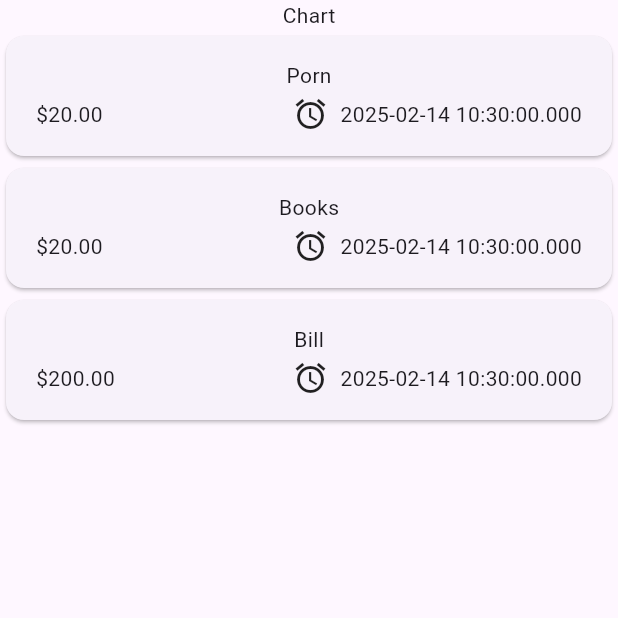
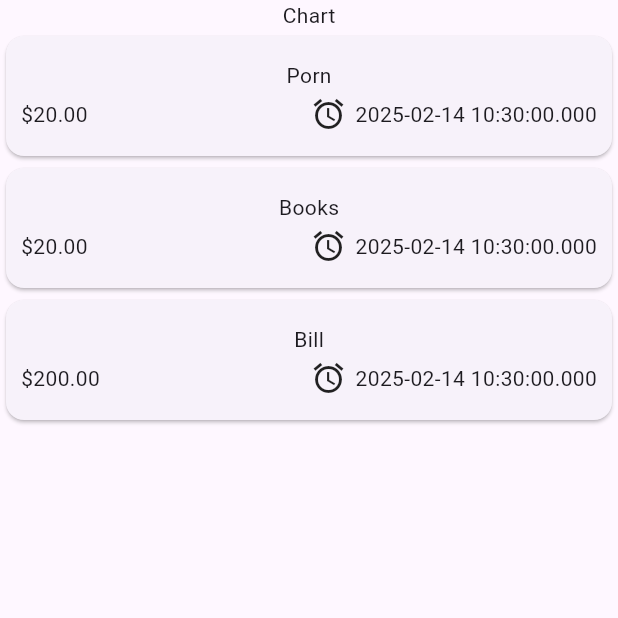
Before and after one commit to Quduis/EXPENSESAPP, a Flutter app: the screen it shows after launch, on a phone screen of 412 x 824 dp, the top half of it. Run offline on Flutter 3.47's test engine with Material 3 defaults, Android fonts, the phone set to English and light mode, and no system bars.

Commit message:
Create a Custom List item with the Card & Spacer Widgets

```diff
--- a/expenses_app/lib/main.dart
+++ b/expenses_app/lib/main.dart
@@ -1,4 +1,4 @@
-import 'package:expenses_app/expenses.dart';
+import 'package:expenses_app/widgets/expenses.dart';
 import 'package:flutter/material.dart';
 
 void main() {
--- a/expenses_app/lib/widgets/expenses_list/expense_item.dart
+++ b/expenses_app/lib/widgets/expenses_list/expense_item.dart
@@ -11,7 +11,7 @@ class ExpenseItem extends StatelessWidget {
       child: Padding(
         padding: const EdgeInsets.symmetric(
           vertical: 16,
-          horizontal: 20,
+          horizontal: 10,
         ),
         child: Column(
           children: [
@@ -30,7 +30,7 @@ class ExpenseItem extends StatelessWidget {
                 Row(
                   children: [
                     const Icon(Icons.alarm),
-                    const SizedBox(width: 8),
+                    const SizedBox(width: 6),
                     Text(
                       expense.date.toString(),
                     ),
```
Also changed, not shown: expenses_app/lib/widgets/expenses.dart (renamed from expenses_app/lib/expenses.dart).
